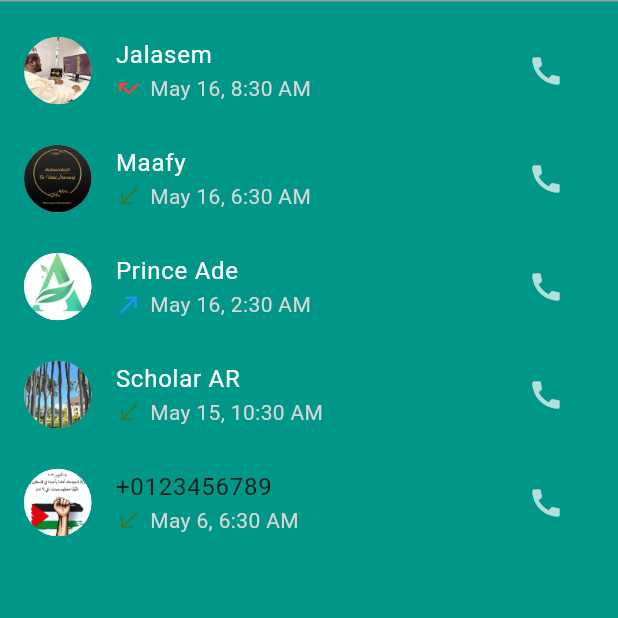
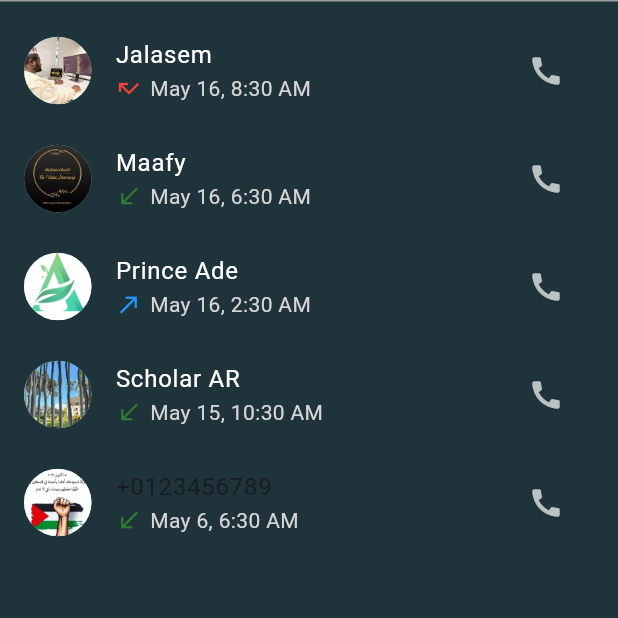
Before and after one commit to ahmad-cod/whatsapp_me, a Flutter app: the CallsScreen screen opened directly, on a phone screen of 412 x 824 dp, the top half of it. Run offline on Flutter 3.47's test engine with Material 3 defaults, Android fonts, the light colour scheme and no system bars; our stand-ins replace flutter_slidable.

Commit message:
Implement Constants for primary and accent colors

```diff
--- a/lib/components/my_appbar.dart
+++ b/lib/components/my_appbar.dart
@@ -1,4 +1,5 @@
 import 'package:flutter/material.dart';
+import 'package:whatsapp_clone/constants.dart';
 
 class MyAppBar extends StatelessWidget implements PreferredSizeWidget {
   // will take title variable
@@ -31,7 +32,7 @@ class MyAppBar extends StatelessWidget implements PreferredSizeWidget {
             onPressed: () {},
           ),
         ],
-        backgroundColor: Colors.teal,
+        backgroundColor: accentColor,
         iconTheme: const IconThemeData(
           color: Colors.white,
         ),
--- a/lib/components/navbar.dart
+++ b/lib/components/navbar.dart
@@ -1,4 +1,5 @@
 import 'package:flutter/material.dart';
+import 'package:whatsapp_clone/constants.dart';
 
 class Navbar extends StatefulWidget {
   final int selectedIndex;
@@ -30,7 +31,7 @@ class _NavbarState extends State<Navbar> {
       type: BottomNavigationBarType.fixed,
       selectedItemColor: Colors.white,
       unselectedItemColor: Colors.grey[400],
-      backgroundColor: Colors.teal,
+      backgroundColor: accentColor,
       currentIndex: widget.selectedIndex,
       onTap: (index) => widget.navigateNavbar(index),
       items: _navbarItems
--- /dev/null
+++ b/lib/constants.dart
@@ -0,0 +1,4 @@
+import 'package:flutter/material.dart';
+
+const Color primaryColor = Color(0xFF1F333A);
+const Color accentColor = Color(0xFF1C2D35);
--- a/lib/main.dart
+++ b/lib/main.dart
@@ -1,4 +1,5 @@
 import 'package:flutter/material.dart';
+import 'package:whatsapp_clone/constants.dart';
 import 'package:whatsapp_clone/screens/splash_screen.dart';
 
 void main() {
@@ -15,7 +16,7 @@ class MyApp extends StatelessWidget {
       debugShowCheckedModeBanner: false,
       theme: ThemeData(
         useMaterial3: true,
-        colorScheme: ColorScheme.fromSeed(seedColor: Colors.green)
+        colorScheme: ColorScheme.fromSeed(seedColor: primaryColor)
       ),
       home: const SplashScreen(),
     );
--- a/lib/screens/calls_screen.dart
+++ b/lib/screens/calls_screen.dart
@@ -1,6 +1,7 @@
 import 'package:flutter/material.dart';
 import 'package:whatsapp_clone/components/call_tile.dart';
 import 'package:whatsapp_clone/components/my_divider.dart';
+import 'package:whatsapp_clone/constants.dart';
 import 'package:whatsapp_clone/models/call_log.dart';
 
 class CallsScreen extends StatelessWidget {
@@ -9,7 +10,7 @@ class CallsScreen extends StatelessWidget {
   @override
   Widget build(BuildContext context) {
     return Scaffold(
-      backgroundColor: Colors.teal,
+      backgroundColor: primaryColor,
       body: Column(
         children: [
           const MyDivider(),
--- a/lib/screens/chats_screen.dart
+++ b/lib/screens/chats_screen.dart
@@ -1,5 +1,6 @@
 import 'package:flutter/material.dart';
 import 'package:whatsapp_clone/components/chat_tile.dart';
+import 'package:whatsapp_clone/constants.dart';
 import 'package:whatsapp_clone/models/chat.dart';
 
 class ChatsScreen extends StatelessWidget {
@@ -8,7 +9,7 @@ class ChatsScreen extends StatelessWidget {
   @override
   Widget build(BuildContext context) {
     return Scaffold(
-      backgroundColor: Colors.teal,
+      backgroundColor: primaryColor,
       body: Column(
         children: [
           const Divider(
--- a/lib/screens/community_screen.dart
+++ b/lib/screens/community_screen.dart
@@ -1,5 +1,6 @@
 import 'package:flutter/material.dart';
 import 'package:whatsapp_clone/components/chat_tile.dart';
+import 'package:whatsapp_clone/constants.dart';
 import 'package:whatsapp_clone/models/chat.dart';
 
 class CommunityScreen extends StatelessWidget {
@@ -8,7 +9,7 @@ class CommunityScreen extends StatelessWidget {
   @override
   Widget build(BuildContext context) {
     return Scaffold(
-      backgroundColor: Colors.teal,
+      backgroundColor: primaryColor,
       body: Column(
         children: [
           const Divider(
--- a/lib/screens/splash_screen.dart
+++ b/lib/screens/splash_screen.dart
@@ -2,7 +2,8 @@ import 'dart:async';
 
 import 'package:flutter/cupertino.dart';
 import 'package:flutter/material.dart';
-import 'package:whatsapp_clone/screens/layout.dart';
+import 'package:whatsapp_clone/screens/home_screen.dart';
+import 'package:whatsapp_clone/constants.dart';
 
 class SplashScreen extends StatefulWidget {
   const SplashScreen({super.key});
@@ -21,7 +22,7 @@ class _SplashScreenState extends State<SplashScreen> {
   @override
   Widget build(BuildContext context) {
     return Scaffold(
-      backgroundColor: Colors.green[800],
+      backgroundColor: primaryColor,
       body: Column(
         mainAxisAlignment: MainAxisAlignment.spaceBetween,
         children: [
```
